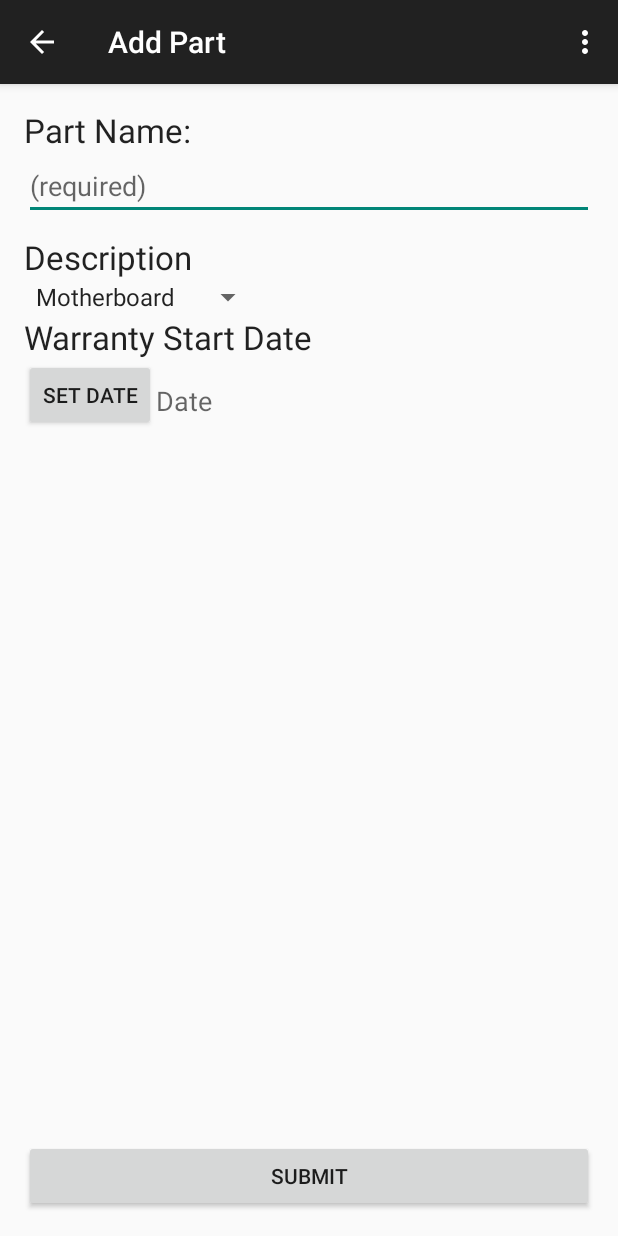
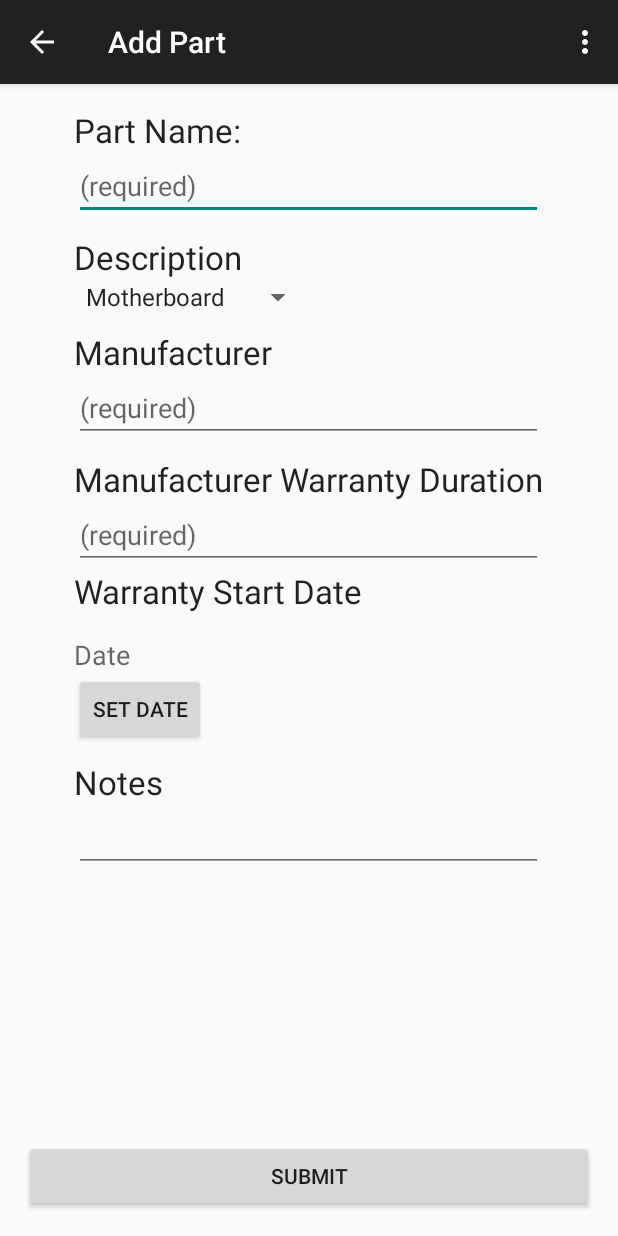
Before and after one commit to Wojonatior/PCPartPlanner, an Android app: the AddPartActivity screen opened directly, with no data from a screen before it, on a phone screen of 412 x 824 dp. Run offline under Robolectric (Android 15) with nearby library versions, the phone set to English and light mode, and no system bars.

Commit message:
Updated AddPart Screen
Additional fields added to AddPart screen, and additional information
passed when part is created.

```diff
--- a/app/src/main/java/cse202/jarekwojo/pcpartplanner/AddPartActivity.java
+++ b/app/src/main/java/cse202/jarekwojo/pcpartplanner/AddPartActivity.java
@@ -25,6 +25,8 @@ public class AddPartActivity extends ActionBarActivity {
 
     private static Date mDate;
     private static TextView mDateText;
+    private static TextView manufacturerText;
+    private static TextView warrantyDurationText;
     //Array of part types for the spinner
     String[] partTypes = new String[] {
         "Motherboard",
@@ -54,6 +56,8 @@ public class AddPartActivity extends ActionBarActivity {
 
         //Reference date
         mDateText = (TextView) findViewById(R.id.dateTextView);
+        manufacturerText = (TextView) findViewById(R.id.addPart_ManufacturerName);
+        warrantyDurationText = (TextView) findViewById(R.id.addPart_warrantyDuration);
 
         //Reference DatePickerButton & on click functionality
         Button datePickerButton = (Button) findViewById(R.id.datePickerButton);
@@ -75,11 +79,15 @@ public class AddPartActivity extends ActionBarActivity {
                 //Assign user input to variables
                 String name = nameTextView.getText().toString();
                 String type = (String) partTypeSpinner.getSelectedItem();
+                String manufacturer = manufacturerText.getText().toString();
+                String warrantyDuration = warrantyDurationText.getText().toString();
                 //Declare and package AddPartActivity return intent (on Activity Result)
                 Intent data = new Intent();
                 data.putExtra(Part.nameExtra,name);
                 data.putExtra(Part.typeExtra,type);
                 data.putExtra(Part.dateExtra,mDate);
+                data.putExtra(Part.mfgExtra, manufacturer);
+                data.putExtra(Part.warrDurExtra, warrantyDuration);
                 setResult(RESULT_OK, data);
                 //End Activity
                 finish();
--- a/app/src/main/java/cse202/jarekwojo/pcpartplanner/MainActivity.java
+++ b/app/src/main/java/cse202/jarekwojo/pcpartplanner/MainActivity.java
@@ -78,7 +78,9 @@ public class MainActivity extends ActionBarActivity {
             String name = data.getStringExtra(Part.nameExtra);
             String type = data.getStringExtra(Part.typeExtra);
             Date date = (Date) data.getSerializableExtra(Part.dateExtra);
-            Part p = new Part(name,type,date);
+            String manufacturer = data.getStringExtra(Part.mfgExtra);
+            String warrantyDuration = data.getStringExtra(Part.warrDurExtra);
+            Part p = new Part(name,type,date, manufacturer, warrantyDuration);
             //add part to list
             mAdapter.add(p);
             //Update adapter data set
--- a/app/src/main/java/cse202/jarekwojo/pcpartplanner/Part.java
+++ b/app/src/main/java/cse202/jarekwojo/pcpartplanner/Part.java
@@ -6,22 +6,33 @@ import java.util.Date;
  * Created by Wojonatior on 3/5/15.
  */
 public class Part {
-    private String name, type;
+    private String name, type, warrantyDuration, manufacturer;
     private Date date;
     private Date warrantyStart;
     //Intent key strings
     public static String nameExtra = "nameExtra",
                          typeExtra = "typeExtra",
-                         dateExtra = "dateExtra";
+                         dateExtra = "dateExtra",
+                         mfgExtra = "mfgExtra",
+                         warrDurExtra = "warrDurExtra";
 
-    public Part(String n, String d, Date date){
+    public Part(String n, String d, Date date, String m, String w){
         this.name = n;
         this.type = d;
         this.date = date;
+        this.manufacturer = m;
+        this.warrantyDuration = w;
     }
 
     public void setType(String type) {
         this.type = type;
+    }
+
+    public void setWarrantyDuration(String warrantyDuration) {
+        this.warrantyDuration = warrantyDuration;
+
+    }public void setManufacturer(String manufacturer) {
+        this.manufacturer = manufacturer;
     }
 
     public void setName(String name) {
--- a/app/src/main/res/layout/activity_add_part.xml
+++ b/app/src/main/res/layout/activity_add_part.xml
@@ -6,6 +6,15 @@
     android:paddingBottom="@dimen/activity_vertical_margin"
     tools:context="cse202.jarekwojo.pcpartplanner.AddPartActivity"
     android:orientation="vertical">
+
+    <ScrollView
+        android:layout_width="wrap_content"
+        android:layout_height="wrap_content"
+        android:id="@+id/scrollView"
+        android:layout_alignParentBottom="false"
+        android:layout_centerHorizontal="true"
+        android:layout_alignParentTop="true"
+        android:layout_above="@+id/addPart_SubmitButton">
 
         <LinearLayout
             android:layout_width="match_parent"
@@ -36,15 +45,6 @@
                 android:id="@+id/partTypeLabel"
                 android:layout_marginTop="10dp" />
 
-    </LinearLayout>
-
-    <Button
-        android:id="@+id/addPart_SubmitButton"
-        android:layout_width="match_parent"
-        android:layout_height="wrap_content"
-        android:layout_alignParentBottom="true"
-        android:text="Submit"/>
-
             <Spinner
                 android:layout_width="wrap_content"
                 android:layout_height="wrap_content"
@@ -57,18 +57,37 @@
                 android:layout_width="wrap_content"
                 android:layout_height="wrap_content"
                 android:textAppearance="?android:attr/textAppearanceLarge"
+                android:text="Manufacturer"
+                android:id="@+id/manufacturerNameLabel"
+                android:layout_marginTop="10dp" />
+
+            <EditText
+                android:layout_width="match_parent"
+                android:layout_height="wrap_content"
+                android:id="@+id/addPart_ManufacturerName"
+                android:hint="(required)" />
+
+            <TextView
+                android:layout_width="wrap_content"
+                android:layout_height="wrap_content"
+                android:textAppearance="?android:attr/textAppearanceLarge"
+                android:text="Manufacturer Warranty Duration"
+                android:id="@+id/warrantyDurationLabel"
+                android:layout_marginTop="10dp" />
+
+            <EditText
+                android:layout_width="match_parent"
+                android:layout_height="wrap_content"
+                android:id="@+id/addPart_warrantyDuration"
+                android:hint="(required)" />
+
+            <TextView
+                android:layout_width="wrap_content"
+                android:layout_height="wrap_content"
+                android:textAppearance="?android:attr/textAppearanceLarge"
                 android:text="Warranty Start Date"
                 android:id="@+id/dateTextLabel"
                 android:layout_below="@+id/partTypeSpinner"
-        android:layout_alignParentLeft="true"
-        android:layout_alignParentStart="true" />
-
-    <Button
-        android:layout_width="wrap_content"
-        android:layout_height="wrap_content"
-        android:text="Set Date"
-        android:id="@+id/datePickerButton"
-        android:layout_alignTop="@+id/dateTextView"
                 android:layout_alignParentLeft="true"
                 android:layout_alignParentStart="true" />
 
@@ -83,4 +102,37 @@
                 android:layout_toEndOf="@+id/datePickerButton"
                 android:paddingTop="15dp" />
 
+            <Button
+                android:layout_width="wrap_content"
+                android:layout_height="wrap_content"
+                android:text="Set Date"
+                android:id="@+id/datePickerButton"
+                android:layout_alignTop="@+id/dateTextView"
+                android:layout_alignParentLeft="true"
+                android:layout_alignParentStart="true" />
+
+            <TextView
+                android:layout_width="wrap_content"
+                android:layout_height="wrap_content"
+                android:textAppearance="?android:attr/textAppearanceLarge"
+                android:text="Notes"
+                android:id="@+id/Notes"
+                android:layout_marginTop="10dp" />
+
+            <EditText
+                android:layout_width="match_parent"
+                android:layout_height="wrap_content"
+                android:id="@+id/addPart_Notes" />
+
+        </LinearLayout>
+    </ScrollView>
+
+    <Button
+        android:id="@+id/addPart_SubmitButton"
+        android:layout_width="match_parent"
+        android:layout_height="wrap_content"
+        android:text="Submit"
+        android:layout_alignParentBottom="true"
+        android:layout_centerHorizontal="true" />
+
 </RelativeLayout>
--- a/app/src/main/res/layout/part_list_item.xml
+++ b/app/src/main/res/layout/part_list_item.xml
@@ -2,7 +2,8 @@
 <LinearLayout xmlns:android="http://schemas.android.com/apk/res/android"
     android:orientation="vertical"
     android:layout_width="match_parent"
-    android:layout_height="?android:listPreferredItemHeight">
+    android:layout_height="?android:listPreferredItemHeight"
+    android:id="@+id/partListItem">
 
     <TextView
         android:layout_width="wrap_content"
```
Lines whose indentation alone changed are shown as unchanged.
